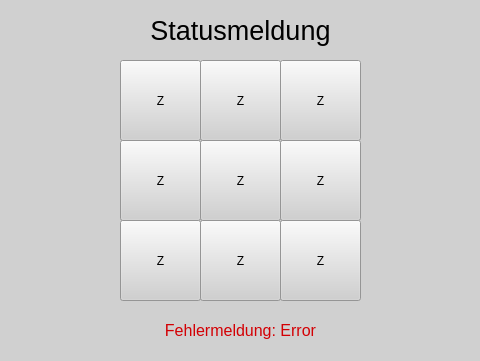
Before: the Qt Designer form GUI/Designer/TTT_Game.ui in LetsTiger/TicTacToe_GUI, drawn with Qt 5; both pictures show x 160 to 640 and y 110 to 471 of the 800 by 600 pixel window.
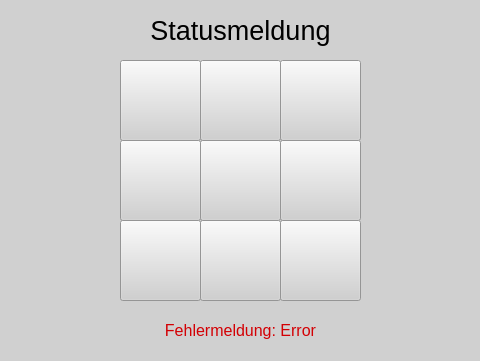
After: the same form once the commit is applied.

Diff of the .ui file:
```diff
--- a/GUI/Designer/TTT_Game.ui
+++ b/GUI/Designer/TTT_Game.ui
@@ -237,7 +237,7 @@
        <enum>Qt::DefaultContextMenu</enum>
       </property>
       <property name="text">
-       <string>Z</string>
+       <string/>
       </property>
       <property name="checkable">
        <bool>false</bool>
@@ -274,7 +274,7 @@
        <enum>Qt::DefaultContextMenu</enum>
       </property>
       <property name="text">
-       <string>Z</string>
+       <string/>
       </property>
       <property name="checkable">
        <bool>false</bool>
@@ -313,11 +313,14 @@
        <enum>Qt::DefaultContextMenu</enum>
       </property>
       <property name="text">
-       <string>Z</string>
+       <string/>
       </property>
       <property name="checkable">
        <bool>false</bool>
       </property>
+      <property name="checked">
+       <bool>false</bool>
+      </property>
       <property name="autoExclusive">
        <bool>false</bool>
       </property>
@@ -327,6 +330,9 @@
       <property name="default">
        <bool>false</bool>
       </property>
+      <property name="flat">
+       <bool>false</bool>
+      </property>
      </widget>
      <widget class="QPushButton" name="pushButton_6">
       <property name="geometry">
@@ -350,7 +356,7 @@
        <enum>Qt::DefaultContextMenu</enum>
       </property>
       <property name="text">
-       <string>Z</string>
+       <string/>
       </property>
       <property name="checkable">
        <bool>false</bool>
@@ -387,7 +393,7 @@
        <enum>Qt::DefaultContextMenu</enum>
       </property>
       <property name="text">
-       <string>Z</string>
+       <string/>
       </property>
       <property name="checkable">
        <bool>false</bool>
@@ -426,7 +432,7 @@
        <enum>Qt::DefaultContextMenu</enum>
       </property>
       <property name="text">
-       <string>Z</string>
+       <string/>
       </property>
       <property name="checkable">
        <bool>false</bool>
@@ -463,7 +469,7 @@
        <enum>Qt::DefaultContextMenu</enum>
       </property>
       <property name="text">
-       <string>Z</string>
+       <string/>
       </property>
       <property name="checkable">
        <bool>false</bool>
@@ -502,7 +508,7 @@
        <enum>Qt::DefaultContextMenu</enum>
       </property>
       <property name="text">
-       <string>Z</string>
+       <string/>
       </property>
       <property name="checkable">
        <bool>false</bool>
@@ -539,7 +545,7 @@
        <enum>Qt::DefaultContextMenu</enum>
       </property>
       <property name="text">
-       <string>Z</string>
+       <string/>
       </property>
       <property name="checkable">
        <bool>false</bool>
```
